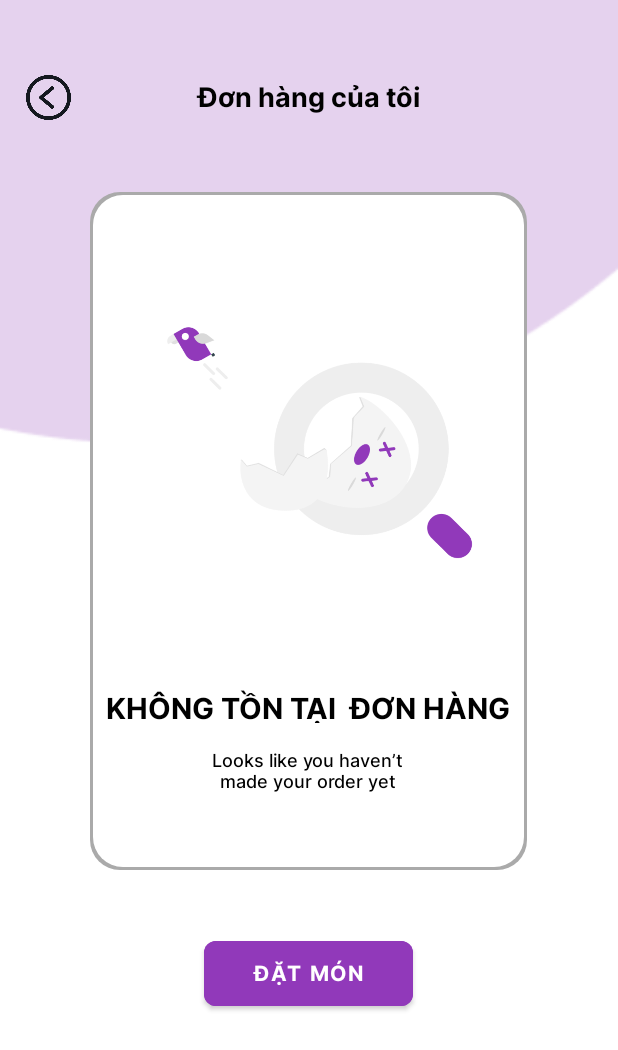
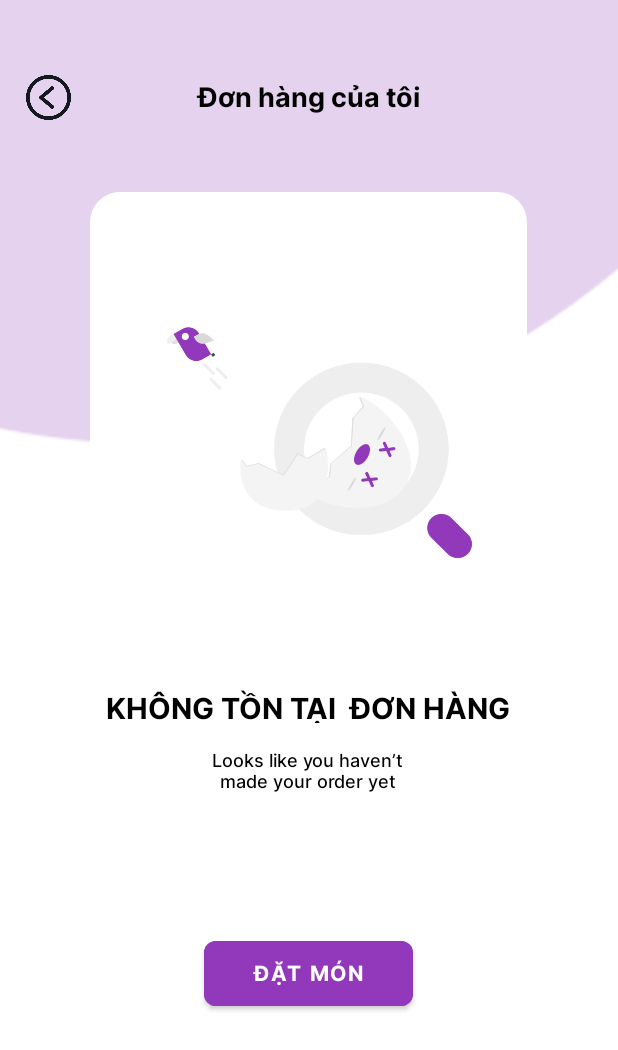
Before and after one commit to thuyle-23/Fista-Food-Delivery, an Android app: the OrdersActivity screen opened directly, with no data from a screen before it, on a phone screen of 412 x 824 dp. Shown: the top 1050 px of the screen. Run offline under Robolectric (Android 15) with nearby library versions, the phone set to English and light mode, and no system bars.

Commit message:
layout orders, change pass, forgot pass

```diff
--- a/app/src/main/AndroidManifest.xml
+++ b/app/src/main/AndroidManifest.xml
@@ -35,10 +35,10 @@
             android:name=".Login"
             android:exported="false" />
         <activity
-            android:name=".SignIn"
+            android:name=".DashboardActivity"
             android:exported="false" />
         <activity
-            android:name=".DashboardActivity"
+            android:name=".SignIn"
             android:exported="true">
             <intent-filter>
                 <action android:name="android.intent.action.MAIN" />
--- a/app/src/main/res/layout/layout_orders.xml
+++ b/app/src/main/res/layout/layout_orders.xml
@@ -54,7 +54,7 @@
         android:layout_height="452dp"
         android:layout_marginLeft="60dp"
         android:layout_marginTop="128dp"
-        android:backgroundTine="@color/white"
+        android:backgroundTint="@color/white"
         android:background="@drawable/drawable_roundstyle"
         />
 
```
